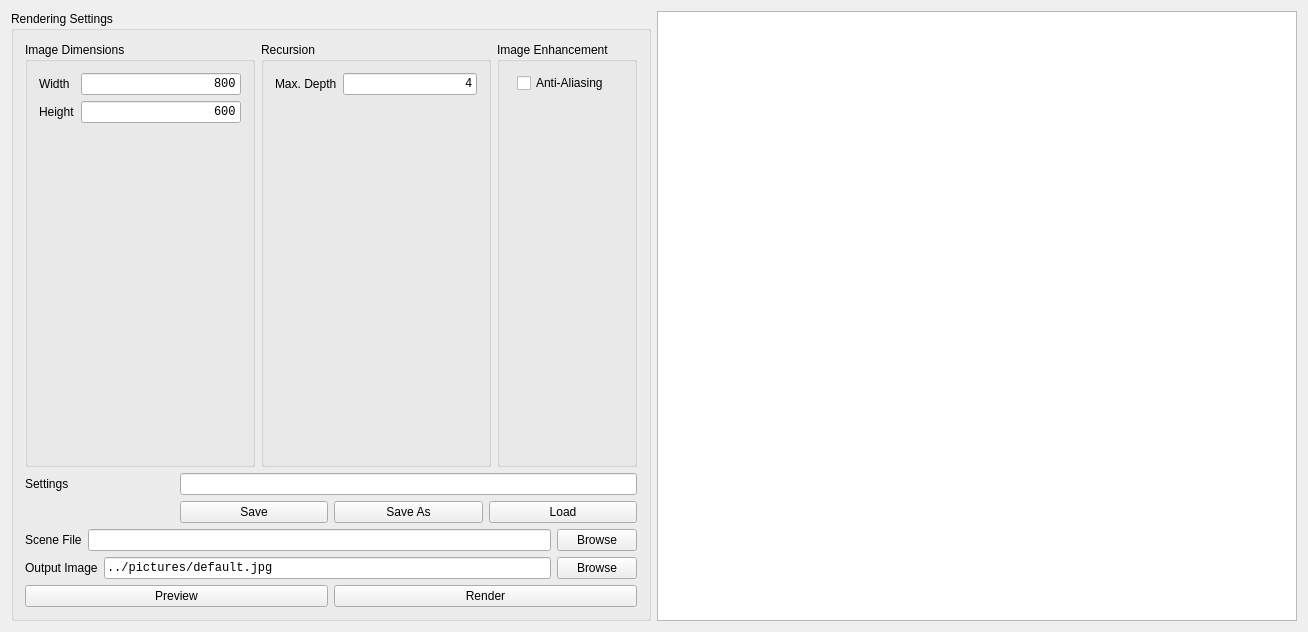
Old version of the form gui/BRenderWidget/BRenderWidget.ui in the repository RodrigoCastiel/beauty.
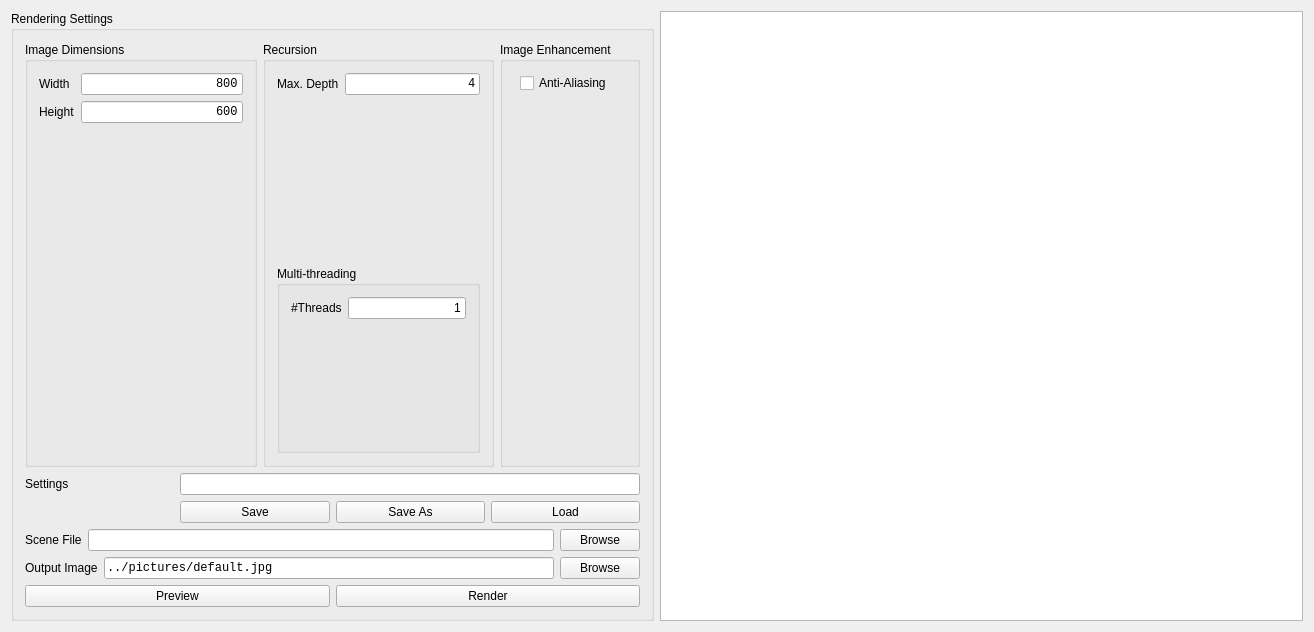
New version of the form.

Commit message: Implement multi-threading to Ray Tracer

```diff
--- a/gui/BRenderWidget/BRenderWidget.ui
+++ b/gui/BRenderWidget/BRenderWidget.ui
@@ -6,7 +6,7 @@
    <rect>
     <x>0</x>
     <y>0</y>
-    <width>1308</width>
+    <width>1314</width>
     <height>632</height>
    </rect>
   </property>
@@ -211,6 +211,32 @@
                </item>
               </layout>
              </item>
+             <item row="1" column="0">
+              <widget class="QGroupBox" name="groupBox_5">
+               <property name="title">
+                <string>Multi-threading</string>
+               </property>
+               <layout class="QFormLayout" name="formLayout_4">
+                <item row="0" column="0">
+                 <widget class="QLabel" name="label_7">
+                  <property name="text">
+                   <string>#Threads</string>
+                  </property>
+                 </widget>
+                </item>
+                <item row="0" column="1">
+                 <widget class="QLineEdit" name="lineEdit_NumThreads">
+                  <property name="text">
+                   <string>1</string>
+                  </property>
+                  <property name="alignment">
+                   <set>Qt::AlignRight|Qt::AlignTrailing|Qt::AlignVCenter</set>
+                  </property>
+                 </widget>
+                </item>
+               </layout>
+              </widget>
+             </item>
             </layout>
            </widget>
           </item>
```
The commit also changes 17 other files.
